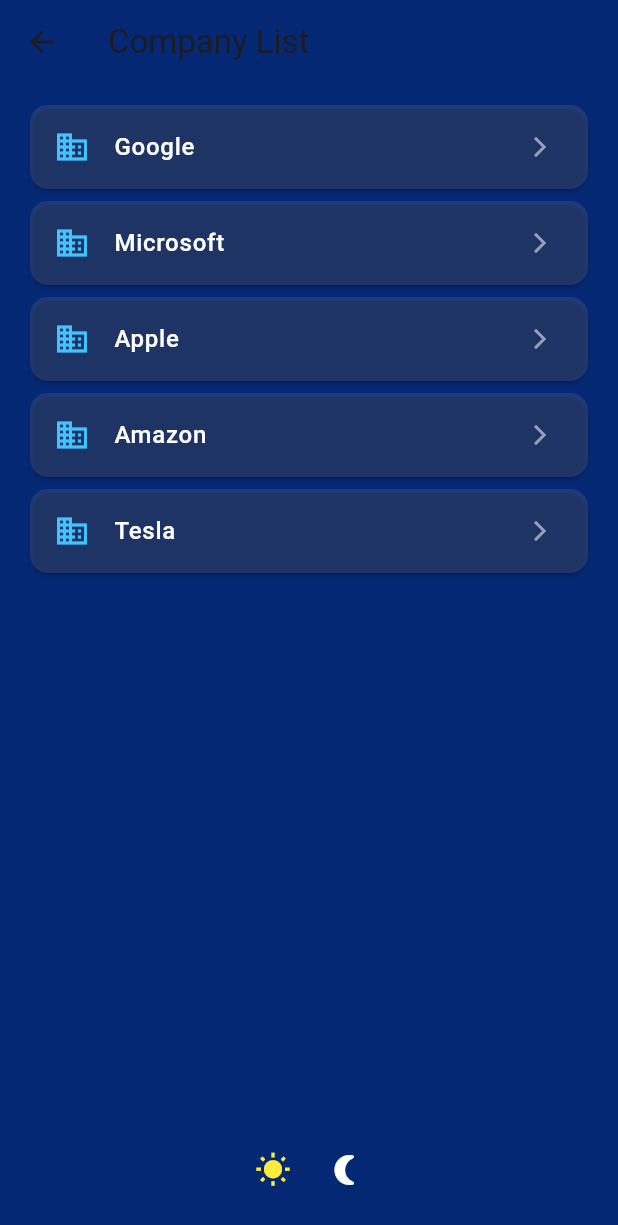
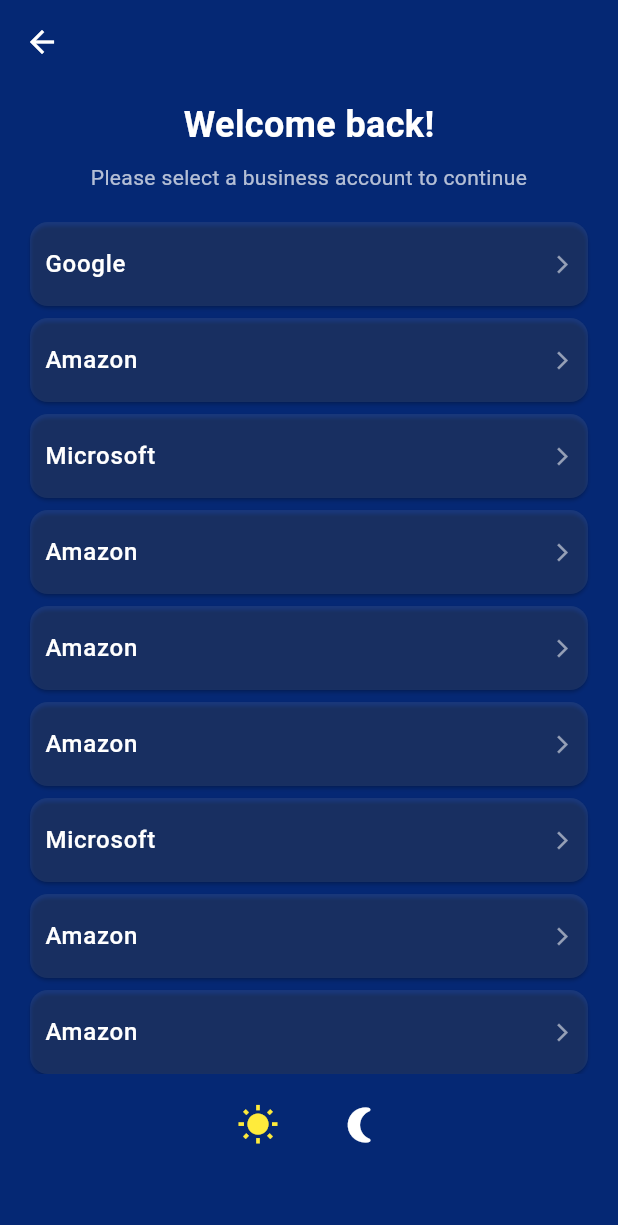
Before and after one commit to mdrajonhossain/freeli_flutter, a Flutter app: the CompanyListScreen screen opened by its route, after a tap on the "wb sunny" icon, on a phone screen of 412 x 824 dp. Shown: the top 1225 px of the screen. Run offline on Flutter 3.47's test engine with Material 3 defaults, Android fonts, the phone set to English and light mode, and no system bars.

```diff
--- a/lib/CompanyListScreen.dart
+++ b/lib/CompanyListScreen.dart
@@ -13,10 +13,17 @@ class CompanyListScreen extends StatelessWidget {
 
   final List<String> companies = const [
     "Google",
+    "Amazon",
     "Microsoft",
-    "Apple",
     "Amazon",
-    "Tesla",
+    "Amazon",
+    "Amazon",
+    "Microsoft",
+    "Amazon",
+    "Amazon",
+    "Amazon",
+    "Microsoft",
+    "Amazon",
   ];
 
   @override
@@ -26,42 +33,67 @@ class CompanyListScreen extends StatelessWidget {
     return Scaffold(
       backgroundColor: bgColor,
       appBar: AppBar(
-        title: const Text("Company List"),
         backgroundColor: Colors.transparent,
         elevation: 0,
+        leading: IconButton(
+          icon: const Icon(Icons.arrow_back, color: Colors.white),
+          onPressed: () => Navigator.pop(context),
         ),
-      body: Column(
+      ),
+      body: SafeArea(
+        child: Column(
           children: [
+            const SizedBox(height: 10),
+            const Text(
+              "Welcome back!",
+              style: TextStyle(
+                color: Colors.white,
+                fontSize: 24,
+                fontWeight: FontWeight.bold,
+              ),
+            ),
+            const SizedBox(height: 8),
+            const Text(
+              "Please select a business account to continue",
+              textAlign: TextAlign.center,
+              style: TextStyle(color: Colors.white70, fontSize: 14),
+            ),
+            const SizedBox(height: 20),
             Expanded(
               child: ListView.builder(
-              padding: const EdgeInsets.symmetric(horizontal: 16, vertical: 10),
+                padding: const EdgeInsets.symmetric(horizontal: 20),
                 itemCount: companies.length,
                 itemBuilder: (context, index) {
                   return Card(
-                  color: Colors.white.withOpacity(0.1),
+                    margin: const EdgeInsets.only(bottom: 8),
+                    color: Colors.white.withOpacity(0.08),
                     shape: RoundedRectangleBorder(
                       borderRadius: BorderRadius.circular(12),
                     ),
                     child: ListTile(
-                    leading: const Icon(
-                      Icons.business,
-                      color: Colors.lightBlueAccent,
+                      visualDensity: VisualDensity.compact,
+                      contentPadding: const EdgeInsets.symmetric(
+                        horizontal: 10,
+                        vertical: 4,
                       ),
                       title: Text(
                         companies[index],
                         style: const TextStyle(
                           color: Colors.white,
+                          fontSize: 16,
                           fontWeight: FontWeight.w500,
                         ),
                       ),
                       trailing: const Icon(
                         Icons.arrow_forward_ios,
                         color: Colors.white54,
-                      size: 16,
+                        size: 14,
                       ),
                       onTap: () {
                         ScaffoldMessenger.of(context).showSnackBar(
-                        SnackBar(content: Text("Selected ${companies[index]}")),
+                          SnackBar(
+                            content: Text("Selected ${companies[index]}"),
+                          ),
                         );
                       },
                     ),
@@ -70,22 +102,27 @@ class CompanyListScreen extends StatelessWidget {
               ),
             ),
             Padding(
-            padding: const EdgeInsets.only(bottom: 20),
+              padding: const EdgeInsets.only(bottom: 30, top: 10),
               child: Row(
                 mainAxisAlignment: MainAxisAlignment.center,
                 children: [
                   IconButton(
                     onPressed: () => onThemeChange(false),
-                  icon: const Icon(Icons.wb_sunny, color: Colors.yellow),
+                    icon: const Icon(Icons.wb_sunny, size: 28),
+                    color: Colors.yellow,
                   ),
+                  const SizedBox(width: 20),
                   IconButton(
                     onPressed: () => onThemeChange(true),
-                  icon: const Icon(Icons.nightlight_round, color: Colors.white),
+                    icon: const Icon(Icons.nightlight_round, size: 28),
+                    color: Colors.white,
                   ),
                 ],
               ),
             ),
+            const SizedBox(height: 20),
           ],
+        ),
       ),
     );
   }
--- a/lib/LoginScreen.dart
+++ b/lib/LoginScreen.dart
@@ -107,16 +107,6 @@ class _LoginScreenState extends State<LoginScreen> {
               ),
 
               const SizedBox(height: 10),
-
-              GestureDetector(
-                onTap: () {
-                  Navigator.pushNamed(context, "/solve");
-                },
-                child: const Text(
-                  "Need help? Solve here",
-                  style: TextStyle(color: Colors.lightBlueAccent, fontSize: 13),
-                ),
-              ),
 
               Row(
                 children: [
```
Lines whose indentation alone changed are shown as unchanged.
